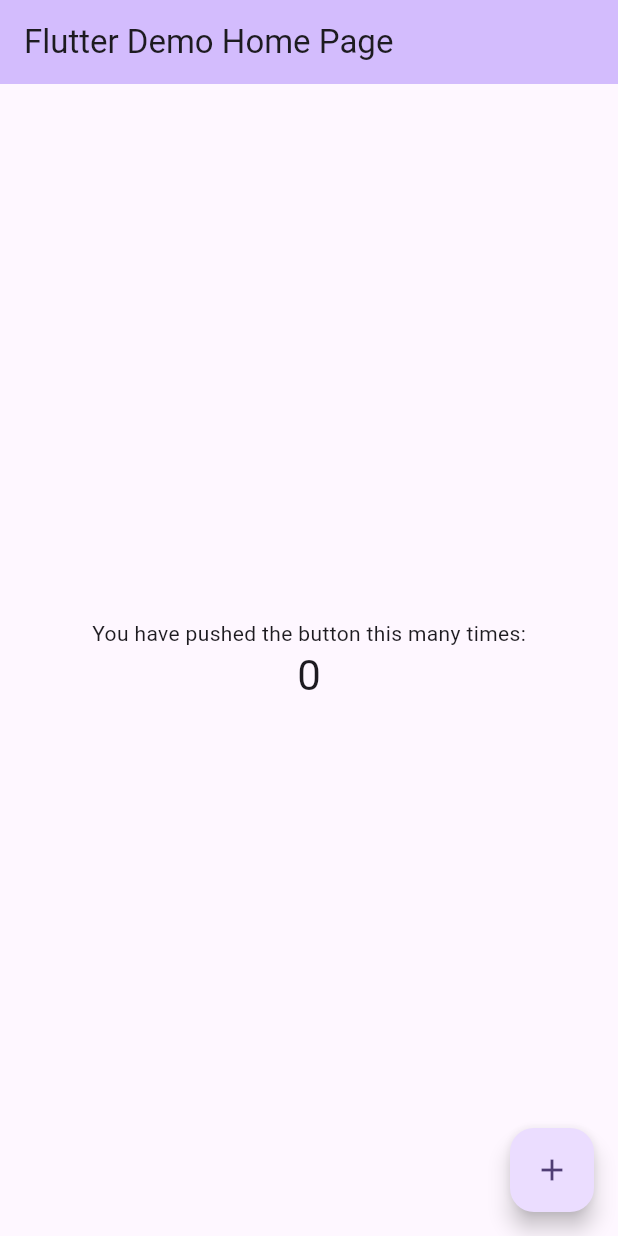
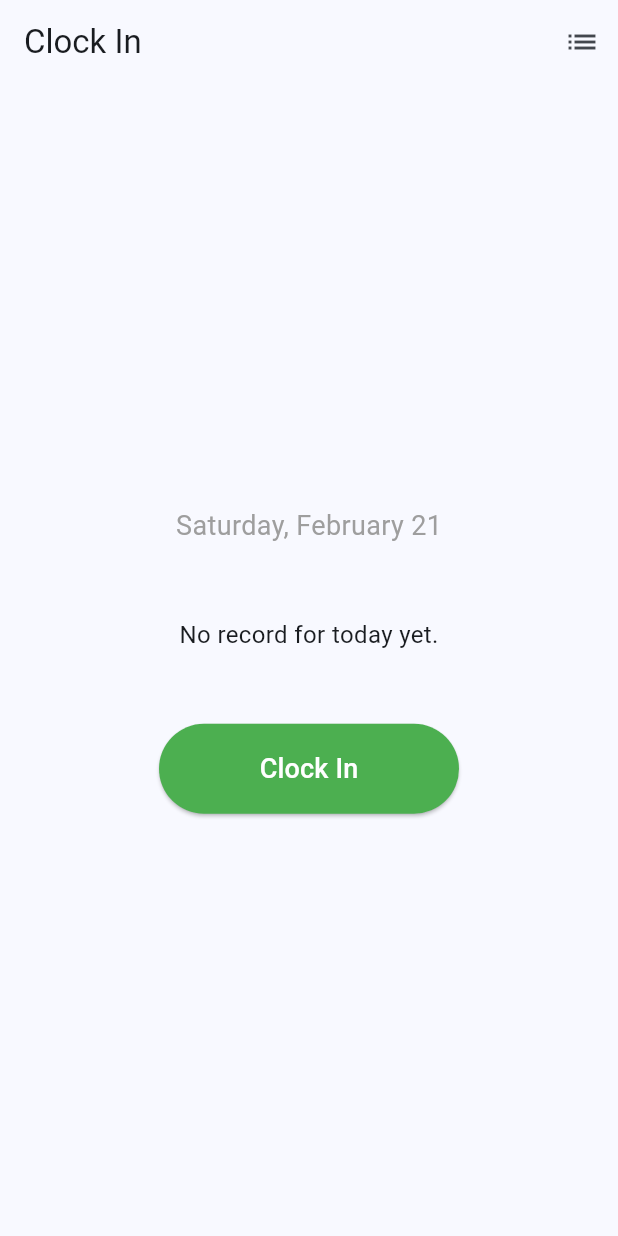
Before and after one commit to yeysondavidp/clock-in, a Flutter app: the screen it shows after launch, on a phone screen of 412 x 824 dp. Run offline on Flutter 3.47's test engine with Material 3 defaults, Android fonts, the phone set to English and light mode, and no system bars; our stand-ins replace flutter_local_notifications, sqflite, timezone; accounts and stored records are empty.

Commit message:
feat: add notification service, Android config and home screen Configure AndroidManifest with required permissions and boot receiver. Implement NotificationService with weekday scheduling and holiday check. Add HomeScreen with clock in/out logic and daily summary display. Add app entry point in main.dart.

```diff
--- a/lib/main.dart
+++ b/lib/main.dart
@@ -1,122 +1,33 @@
 import 'package:flutter/material.dart';
+import 'services/notification_service.dart';
+import 'screens/home_screen.dart';
 
-void main() {
+void main() async {
+  // Ensures Flutter is fully initialized before we run any async code
+  // Required when you need to do work before runApp()
+  WidgetsFlutterBinding.ensureInitialized();
+
+  // Initialize notifications
+  await NotificationService.instance.initialize();
+  await NotificationService.instance.requestPermission();
+  await NotificationService.instance.scheduleAllNotifications();
+
   runApp(const MyApp());
 }
 
 class MyApp extends StatelessWidget {
   const MyApp({super.key});
 
-  // This widget is the root of your application.
   @override
   Widget build(BuildContext context) {
     return MaterialApp(
-      title: 'Flutter Demo',
+      title: 'Clock In',
+      debugShowCheckedModeBanner: false,  // removes the red DEBUG banner
       theme: ThemeData(
-        // This is the theme of your application.
-        //
-        // TRY THIS: Try running your application with "flutter run". You'll see
-        // the application has a purple toolbar. Then, without quitting the app,
-        // try changing the seedColor in the colorScheme below to Colors.green
-        // and then invoke "hot reload" (save your changes or press the "hot
-        // reload" button in a Flutter-supported IDE, or press "r" if you used
-        // the command line to start the app).
-        //
-        // Notice that the counter didn't reset back to zero; the application
-        // state is not lost during the reload. To reset the state, use hot
-        // restart instead.
-        //
-        // This works for code too, not just values: Most code changes can be
-        // tested with just a hot reload.
-        colorScheme: .fromSeed(seedColor: Colors.deepPurple),
+        colorScheme: ColorScheme.fromSeed(seedColor: Colors.blue),
+        useMaterial3: true,
       ),
-      home: const MyHomePage(title: 'Flutter Demo Home Page'),
+      home: const HomeScreen(),
     );
   }
 }
-
-class MyHomePage extends StatefulWidget {
-  const MyHomePage({super.key, required this.title});
-
-  // This widget is the home page of your application. It is stateful, meaning
-  // that it has a State object (defined below) that contains fields that affect
-  // how it looks.
-
-  // This class is the configuration for the state. It holds the values (in this
-  // case the title) provided by the parent (in this case the App widget) and
-  // used by the build method of the State. Fields in a Widget subclass are
-  // always marked "final".
-
-  final String title;
-
-  @override
-  State<MyHomePage> createState() => _MyHomePageState();
-}
-
-class _MyHomePageState extends State<MyHomePage> {
-  int _counter = 0;
-
-  void _incrementCounter() {
-    setState(() {
-      // This call to setState tells the Flutter framework that something has
-      // changed in this State, which causes it to rerun the build method below
-      // so that the display can reflect the updated values. If we changed
-      // _counter without calling setState(), then the build method would not be
-      // called again, and so nothing would appear to happen.
-      _counter++;
-    });
-  }
-
-  @override
-  Widget build(BuildContext context) {
-    // This method is rerun every time setState is called, for instance as done
-    // by the _incrementCounter method above.
-    //
-    // The Flutter framework has been optimized to make rerunning build methods
-    // fast, so that you can just rebuild anything that needs updating rather
-    // than having to individually change instances of widgets.
-    return Scaffold(
-      appBar: AppBar(
-        // TRY THIS: Try changing the color here to a specific color (to
-        // Colors.amber, perhaps?) and trigger a hot reload to see the AppBar
-        // change color while the other colors stay the same.
-        backgroundColor: Theme.of(context).colorScheme.inversePrimary,
-        // Here we take the value from the MyHomePage object that was created by
-        // the App.build method, and use it to set our appbar title.
-        title: Text(widget.title),
-      ),
-      body: Center(
-        // Center is a layout widget. It takes a single child and positions it
-        // in the middle of the parent.
-        child: Column(
-          // Column is also a layout widget. It takes a list of children and
-          // arranges them vertically. By default, it sizes itself to fit its
-          // children horizontally, and tries to be as tall as its parent.
-          //
-          // Column has various properties to control how it sizes itself and
-          // how it positions its children. Here we use mainAxisAlignment to
-          // center the children vertically; the main axis here is the vertical
-          // axis because Columns are vertical (the cross axis would be
-          // horizontal).
-          //
-          // TRY THIS: Invoke "debug painting" (choose the "Toggle Debug Paint"
-          // action in the IDE, or press "p" in the console), to see the
-          // wireframe for each widget.
-          mainAxisAlignment: .center,
-          children: [
-            const Text('You have pushed the button this many times:'),
-            Text(
-              '$_counter',
-              style: Theme.of(context).textTheme.headlineMedium,
-            ),
-          ],
-        ),
-      ),
-      floatingActionButton: FloatingActionButton(
-        onPressed: _incrementCounter,
-        tooltip: 'Increment',
-        child: const Icon(Icons.add),
-      ),
-    );
-  }
-}
--- /dev/null
+++ b/lib/screens/home_screen.dart
@@ -0,0 +1,227 @@
+import 'package:flutter/material.dart';
+import 'package:intl/intl.dart';
+import '../database/database_helper.dart';
+import '../models/record.dart';
+import '../utils/time_calculator.dart';
+
+class HomeScreen extends StatefulWidget {
+  const HomeScreen({super.key});
+
+  @override
+  State<HomeScreen> createState() => _HomeScreenState();
+}
+
+class _HomeScreenState extends State<HomeScreen> {
+  final db = DatabaseHelper.instance;
+
+  Record? _todayRecord;      // null = no record yet today
+  bool _isLoading = true;    // controls the loading spinner
+
+  @override
+  void initState() {
+    super.initState();
+    _loadTodayRecord();      // runs automatically when screen opens
+  }
+
+  // ─── DATA ───────────────────────────────────────────────
+
+  Future<void> _loadTodayRecord() async {
+    final today = DateFormat('yyyy-MM-dd').format(DateTime.now());
+    final record = await db.getRecordByDate(today);
+
+    setState(() {
+      _todayRecord = record;
+      _isLoading = false;
+    });
+  }
+
+  Future<void> _clockIn() async {
+    final now = DateTime.now();
+    final today = DateFormat('yyyy-MM-dd').format(now);
+    final timeNow = DateFormat('HH:mm').format(now);
+
+    // Check if today is a holiday
+    final isHoliday = await db.isHoliday(today);
+    if (isHoliday) {
+      _showMessage("Today is a holiday. Enjoy your day!");
+      return;
+    }
+
+    final record = Record(
+      date: today,
+      startTime: timeNow,
+      timestamp: now.toIso8601String(),
+    );
+
+    await db.insertRecord(record);
+    await _loadTodayRecord();   // refresh UI
+  }
+
+  Future<void> _clockOut() async {
+    if (_todayRecord == null) return;
+
+    final now = DateTime.now();
+    final timeNow = DateFormat('HH:mm').format(now);
+
+    // Get settings for calculation
+    final standardHours = double.parse(
+        await db.getSetting('standard_work_hours') ?? '8');
+    final lunchBreak = int.parse(
+        await db.getSetting('lunch_break_minutes') ?? '30');
+
+    // Calculate hours
+    final total = TimeCalculator.calculateTotalHours(_todayRecord!.startTime!, timeNow, lunchBreak);
+    final overtime = TimeCalculator.calculateOvertimeHours(total, standardHours);
+
+    // Build updated record
+    final updatedRecord = Record(
+      id: _todayRecord!.id,
+      date: _todayRecord!.date,
+      startTime: _todayRecord!.startTime,
+      endTime: timeNow,
+      totalHours: total,
+      otimeHours: overtime,
+      timestamp: _todayRecord!.timestamp,
+    );
+
+    await db.updateRecord(updatedRecord);
+    await _loadTodayRecord();   // refresh UI
+  }
+
+  // ─── UI ─────────────────────────────────────────────────
+
+  @override
+  Widget build(BuildContext context) {
+    return Scaffold(
+      appBar: AppBar(
+        title: const Text('Clock In'),
+        actions: [
+          // Button to navigate to records screen (we'll build this next)
+          IconButton(
+            icon: const Icon(Icons.list),
+            onPressed: () {
+              // Navigator.push(context, ...) — coming next
+            },
+          ),
+        ],
+      ),
+      body: _isLoading
+          ? const Center(child: CircularProgressIndicator())
+          : _buildBody(),
+    );
+  }
+
+  Widget _buildBody() {
+    final today = DateFormat('EEEE, MMMM d').format(DateTime.now());
+
+    return Center(
+      child: Padding(
+        padding: const EdgeInsets.all(32.0),
+        child: Column(
+          mainAxisAlignment: MainAxisAlignment.center,
+          children: [
+
+            // Date
+            Text(today,
+                style: const TextStyle(fontSize: 18, color: Colors.grey)),
+
+            const SizedBox(height: 48),
+
+            // Status card
+            _buildStatusCard(),
+
+            const SizedBox(height: 48),
+
+            // Action button — changes based on state
+            _buildActionButton(),
+
+          ],
+        ),
+      ),
+    );
+  }
+
+  Widget _buildStatusCard() {
+    // No record today yet
+    if (_todayRecord == null) {
+      return const Text('No record for today yet.',
+          style: TextStyle(fontSize: 16));
+    }
+
+    // Has clock in but no clock out
+    if (_todayRecord!.endTime == null) {
+      return Column(
+        children: [
+          const Text('Clocked in at',
+              style: TextStyle(fontSize: 16, color: Colors.grey)),
+          Text(_todayRecord!.startTime ?? '',
+              style: const TextStyle(fontSize: 48, fontWeight: FontWeight.bold)),
+        ],
+      );
+    }
+
+    // Day completed — show summary
+    return Column(
+      children: [
+        _summaryRow('Clock In',     _todayRecord!.startTime ?? ''),
+        _summaryRow('Clock Out',    _todayRecord!.endTime ?? ''),
+        const Divider(height: 32),
+        _summaryRow('Total Hours',
+            TimeCalculator.formatHours(_todayRecord!.totalHours ?? 0)),
+        _summaryRow('Overtime',
+            TimeCalculator.formatHours(_todayRecord!.otimeHours ?? 0)),
+      ],
+    );
+  }
+
+  Widget _summaryRow(String label, String value) {
+    return Padding(
+      padding: const EdgeInsets.symmetric(vertical: 4),
+      child: Row(
+        mainAxisAlignment: MainAxisAlignment.spaceBetween,
+        children: [
+          Text(label, style: const TextStyle(color: Colors.grey)),
+          Text(value, style: const TextStyle(fontWeight: FontWeight.bold)),
+        ],
+      ),
+    );
+  }
+
+  Widget _buildActionButton() {
+    // Day already completed
+    if (_todayRecord?.endTime != null) {
+      return const Text('Day completed ✓',
+          style: TextStyle(fontSize: 16, color: Colors.green));
+    }
+
+    // Clock out button
+    if (_todayRecord != null) {
+      return ElevatedButton(
+        onPressed: _clockOut,
+        style: ElevatedButton.styleFrom(
+          backgroundColor: Colors.red,
+          minimumSize: const Size(200, 60),
+        ),
+        child: const Text('Clock Out',
+            style: TextStyle(fontSize: 18, color: Colors.white)),
+      );
+    }
+
+    // Clock in button (default)
+    return ElevatedButton(
+      onPressed: _clockIn,
+      style: ElevatedButton.styleFrom(
+        backgroundColor: Colors.green,
+        minimumSize: const Size(200, 60),
+      ),
+      child: const Text('Clock In',
+          style: TextStyle(fontSize: 18, color: Colors.white)),
+    );
+  }
+
+  void _showMessage(String message) {
+    ScaffoldMessenger.of(context).showSnackBar(
+      SnackBar(content: Text(message)),
+    );
+  }
+}
```
Also changed, not shown: lib/services/notification_service.dart (added, +160 -0 lines), 1 other file.
